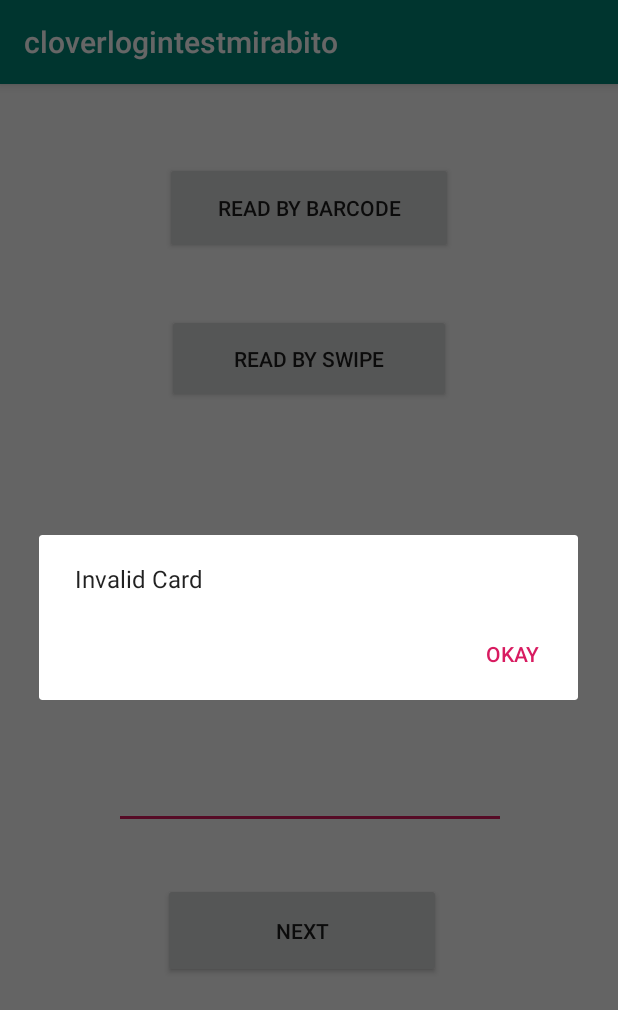
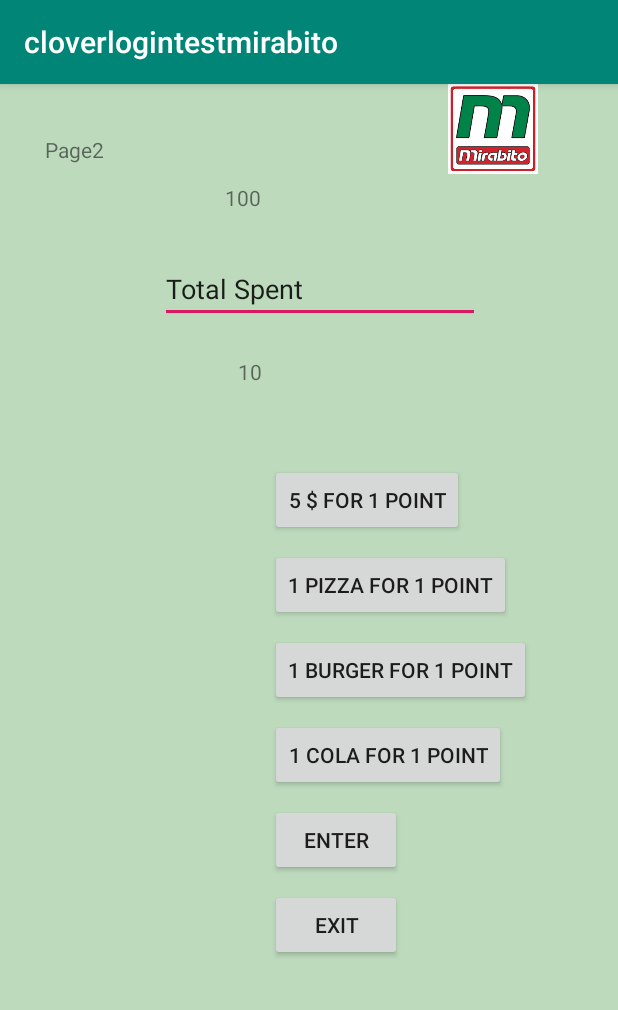
Before and after one commit to uck16m1997/cloverlogintestmirabito, an Android app: the MainMenu screen opened directly, with no data from a screen before it, after a tap on "NEXT", on a phone screen of 412 x 824 dp. Shown: the top 1010 px of the screen. Run offline under Robolectric (Android 15) with nearby library versions, the phone set to English and light mode, and no system bars.

Commit message:
huh prime

```diff
--- a/app/src/main/AndroidManifest.xml
+++ b/app/src/main/AndroidManifest.xml
@@ -13,8 +13,10 @@
         android:theme="@style/AppTheme">
         <activity android:name=".MainMenu"></activity>
         <activity android:name=".BarcodeScannerTestActivity" />
+        <activity android:name=".Main2Activity"/>
 
         <activity android:name=".MainActivity">
+
             <intent-filter>
                 <action android:name="android.intent.action.MAIN" />
 
--- a/app/src/main/java/com/example/cloverlogintestmirabito/Main2Activity.java
+++ b/app/src/main/java/com/example/cloverlogintestmirabito/Main2Activity.java
@@ -36,7 +36,7 @@ public class Main2Activity extends AppCompatActivity {
 
 
         for(int i=0;i<Offerlist.Offers.size();i++) {
-
+            //Offerlist.getoffer(i).dummyjson();
             Button myButton = new Button(this);
             myButton.setText(Offerlist.getoffer(i).buttonText);
             myButton.setTranslationX(x);
--- a/app/src/main/java/com/example/cloverlogintestmirabito/MainMenu.java
+++ b/app/src/main/java/com/example/cloverlogintestmirabito/MainMenu.java
@@ -42,7 +42,13 @@ public class MainMenu extends AppCompatActivity {
 
         button11.setOnClickListener(new View.OnClickListener() { //next
             public void onClick(View v) {
-                jumptomain2();
+                //TextView t=(TextView) findViewById(R.id.editText4);
+                String barcode =  "100";
+                Intent intent3 =new Intent(getApplicationContext(), Main2Activity.class);
+                intent3.putExtra("barcode",barcode);
+                intent3.putExtra("points","10");
+                startActivity(intent3);
+                //jumptomain2();
             }
         });
     }
```
